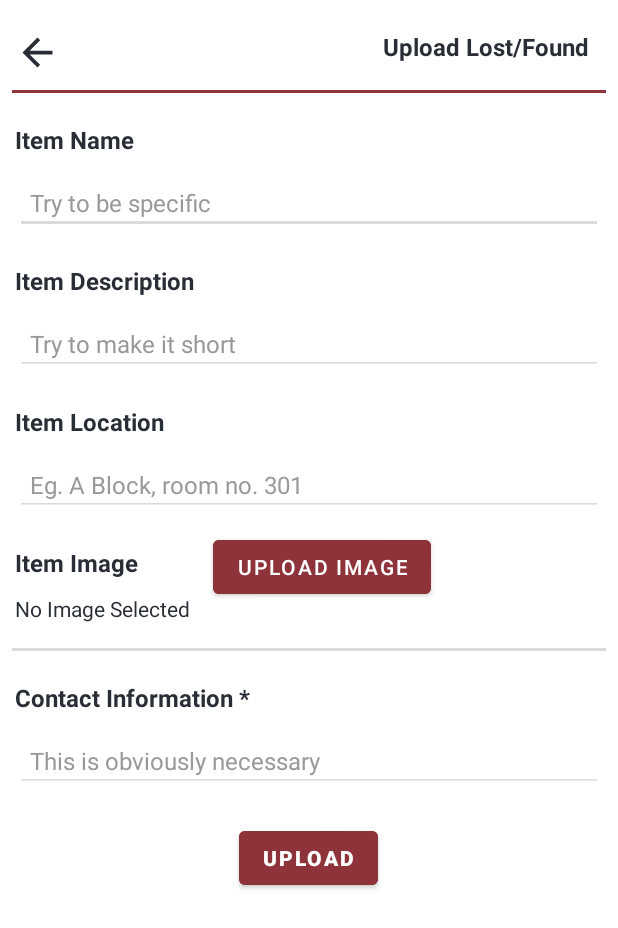
After one commit to ChiragAgg5k/bu-news-android, an Android app: the LostFoundUploadActivity screen opened directly, with no data from a screen before it, on a phone screen of 412 x 824 dp. The commit adds this screen. Shown: the top 928 px of the screen. Run offline under Robolectric (Android 15) with nearby library versions, the phone set to English and light mode, and no system bars; our stand-ins replace Firebase (no records; nobody signed in at launch, a user with empty details on screens opened directly), Picasso; network calls fail; pictures from the network do not load.

Commit message:
almost completed lostfound

```diff
--- a/app/build.gradle
+++ b/app/build.gradle
@@ -11,8 +11,8 @@ android {
         applicationId "com.chiragagg5k.bu_news_android"
         minSdk 29
         targetSdk 33
-        versionCode 9
-        versionName "1.4"
+        versionCode 10
+        versionName "1.5.0"
 
         testInstrumentationRunner "androidx.test.runner.AndroidJUnitRunner"
     }
--- a/app/src/main/AndroidManifest.xml
+++ b/app/src/main/AndroidManifest.xml
@@ -64,6 +64,11 @@
             android:windowSoftInputMode="stateVisible|adjustPan">
         </activity>
 
+        <activity
+            android:name=".LostFoundUploadActivity"
+            android:windowSoftInputMode="adjustResize">
+        </activity>
+
         <service android:name=".NotificationHandler"
             android:enabled="true"
             android:exported="false">
--- a/app/src/main/java/com/chiragagg5k/bu_news_android/DashboardActivity.java
+++ b/app/src/main/java/com/chiragagg5k/bu_news_android/DashboardActivity.java
@@ -105,7 +105,6 @@ public class DashboardActivity extends AppCompatActivity {
         } else {
             sideNavUsername.setText("User");
         }
-
 
         // disabling middle icon
         bottomNavigationView.getMenu().getItem(2).setEnabled(false);
--- /dev/null
+++ b/app/src/main/java/com/chiragagg5k/bu_news_android/LostFoundUploadActivity.java
@@ -0,0 +1,174 @@
+package com.chiragagg5k.bu_news_android;
+
+import android.app.Activity;
+import android.content.ContentResolver;
+import android.content.Intent;
+import android.net.Uri;
+import android.os.Bundle;
+import android.view.View;
+import android.webkit.MimeTypeMap;
+import android.widget.Button;
+import android.widget.EditText;
+import android.widget.ImageView;
+import android.widget.TextView;
+import android.widget.Toast;
+
+import androidx.activity.result.ActivityResultLauncher;
+import androidx.activity.result.contract.ActivityResultContracts;
+import androidx.annotation.NonNull;
+import androidx.annotation.Nullable;
+import androidx.appcompat.app.AppCompatActivity;
+
+import com.chiragagg5k.bu_news_android.objects.LostFoundObject;
+import com.google.android.gms.tasks.OnCompleteListener;
+import com.google.android.gms.tasks.OnFailureListener;
+import com.google.android.gms.tasks.Task;
+import com.google.firebase.database.DatabaseReference;
+import com.google.firebase.database.FirebaseDatabase;
+import com.google.firebase.storage.FirebaseStorage;
+import com.google.firebase.storage.OnProgressListener;
+import com.google.firebase.storage.StorageReference;
+import com.google.firebase.storage.StorageTask;
+import com.google.firebase.storage.UploadTask;
+import com.squareup.picasso.Picasso;
+
+public class LostFoundUploadActivity extends AppCompatActivity {
+
+    ImageView backBtn;
+    EditText title, description,location, contact;
+    TextView selectImageLabel;
+    Button selectImage, upload;
+    DatabaseReference lostFoundDatabase, lostDatabase, foundDatabase;
+    StorageReference storageRef;
+    StorageTask uploadTask;
+    Boolean isLost;
+    Uri imageUri;
+
+    ActivityResultLauncher<Intent> getImageActivityResultLauncher = registerForActivityResult(
+            new ActivityResultContracts.StartActivityForResult(
+
+            ),
+            result -> {
+                if (result.getResultCode() == Activity.RESULT_OK) {
+                    Intent data = result.getData();
+                    if (data != null) {
+                        imageUri = data.getData();
+                        String name = UtilityClass.queryName(getContentResolver(), imageUri);
+                        selectImageLabel.setText(name);
+                    }
+                }
+            });
+
+    @Override
+    protected void onCreate(@Nullable Bundle savedInstanceState) {
+        super.onCreate(savedInstanceState);
+        setContentView(R.layout.activity_upload_lostfound);
+
+        backBtn = findViewById(R.id.back_button);
+        title = findViewById(R.id.lf_upload_item_name);
+        description = findViewById(R.id.lf_upload_item_description);
+        location = findViewById(R.id.lf_upload_item_location);
+        contact = findViewById(R.id.lf_upload_item_contact);
+        selectImage = findViewById(R.id.lf_upload_item_image_button);
+        selectImageLabel = findViewById(R.id.selectedImageLabel);
+        upload = findViewById(R.id.lf_upload_submit_button);
+
+        isLost = getIntent().getBooleanExtra("isLost", false);
+
+        backBtn.setOnClickListener(v -> finish());
+        selectImage.setOnClickListener(v -> selectImage());
+
+        lostFoundDatabase = FirebaseDatabase.getInstance().getReference("lost_found");
+        storageRef = FirebaseStorage.getInstance().getReference("lost_found");
+
+        lostDatabase = lostFoundDatabase.child("lost");
+        foundDatabase = lostFoundDatabase.child("found");
+
+        upload.setOnClickListener(v -> {
+            String titleText = title.getText().toString();
+            String descriptionText = description.getText().toString();
+            String locationText = location.getText().toString();
+            String contactText = contact.getText().toString();
+
+            if (titleText.isEmpty()) {
+                title.setError("Title is required");
+                title.requestFocus();
+                return;
+            }
+
+            if (descriptionText.isEmpty()) {
+                description.setError("Description is required");
+                description.requestFocus();
+                return;
+            }
+
+            if (locationText.isEmpty()) {
+                location.setError("Location is required");
+                location.requestFocus();
+                return;
+            }
+
+            if (imageUri == null) {
+                selectImage.setError("Image is required");
+                selectImage.requestFocus();
+                return;
+            }
+
+            if (contactText.isEmpty()) {
+                contact.setError("Contact is required");
+                contact.requestFocus();
+                return;
+            }
+
+            StorageReference fileReference = storageRef.child(System.currentTimeMillis()
+                    + "." + getFileExtension(imageUri));
+
+
+            uploadTask = fileReference.putFile(imageUri).addOnCompleteListener(task -> {
+                if (task.isSuccessful()) {
+                    fileReference.getDownloadUrl().addOnSuccessListener(uri -> {
+                        String key = lostDatabase.push().getKey();
+                        LostFoundObject lostFoundItem = new LostFoundObject(titleText, descriptionText, locationText, contactText, uri.toString());
+                        assert key != null;
+                        if (isLost)
+                            lostDatabase.child(key).setValue(lostFoundItem);
+                        else
+                            foundDatabase.child(key).setValue(lostFoundItem);
+
+                        Toast.makeText(LostFoundUploadActivity.this, "Upload successful", Toast.LENGTH_SHORT).show();
+                        finish();
+                    }).addOnFailureListener(new OnFailureListener() {
+                        @Override
+                        public void onFailure(@NonNull Exception e) {
+                            Toast.makeText(LostFoundUploadActivity.this, e.getMessage(), Toast.LENGTH_SHORT).show();
+                        }
+                    });
+                }
+            }).addOnProgressListener(snapshot -> {
+                upload.setEnabled(false);
+                upload.setText("Uploading...");
+
+            }).addOnCompleteListener(task -> {
+                upload.setEnabled(true);
+                upload.setText("Upload");
+
+            }).addOnFailureListener(e -> {
+                Toast.makeText(LostFoundUploadActivity.this, e.getMessage(), Toast.LENGTH_SHORT).show();
+                upload.setEnabled(true);
+            });
+        });
+    }
+
+    private void selectImage() {
+        Intent intent = new Intent();
+        intent.setType("image/*");
+        intent.setAction(Intent.ACTION_GET_CONTENT);
+        getImageActivityResultLauncher.launch(intent);
+    }
+
+    private String getFileExtension(Uri uri) {
+        ContentResolver cR = getContentResolver();
+        MimeTypeMap mime = MimeTypeMap.getSingleton();
+        return mime.getExtensionFromMimeType(cR.getType(uri));
+    }
+}
--- a/app/src/main/res/layout/activity_dashboard.xml
+++ b/app/src/main/res/layout/activity_dashboard.xml
@@ -126,7 +126,9 @@
                 android:layout_height="48dp"
                 android:layout_marginBottom="30dp"
                 android:gravity="center"
-                android:text="Made by Team Obsidian" />
+                android:textSize="13sp"
+                android:text="Made by Team Obsidian\nver. 1.5.0" />
+
         </LinearLayout>
 
 
--- /dev/null
+++ b/app/src/main/res/layout/activity_upload_lostfound.xml
@@ -0,0 +1,211 @@
+<?xml version="1.0" encoding="utf-8"?>
+<ScrollView xmlns:android="http://schemas.android.com/apk/res/android"
+    xmlns:app="http://schemas.android.com/apk/res-auto"
+    android:layout_width="match_parent"
+    android:layout_height="match_parent">
+
+    <RelativeLayout
+        android:layout_width="match_parent"
+        android:layout_height="wrap_content">
+
+        <RelativeLayout
+            android:id="@+id/lf_upload_header"
+            android:layout_width="match_parent"
+            android:layout_height="wrap_content"
+            android:layout_marginTop="10dp"
+            android:padding="10dp">
+
+            <ImageView
+                android:id="@+id/back_button"
+                android:layout_width="30dp"
+                android:layout_height="30dp"
+                android:contentDescription="@string/back_button"
+                android:src="@drawable/arrow_back_white"
+                app:tint="@color/textColor" />
+
+            <TextView
+                android:layout_width="wrap_content"
+                android:layout_height="wrap_content"
+                android:layout_alignParentEnd="true"
+                android:layout_marginEnd="10dp"
+                android:layout_toEndOf="@+id/back_button"
+                android:text="Upload Lost/Found"
+                android:textAlignment="textEnd"
+                android:textSize="16sp"
+                android:textStyle="bold" />
+
+        </RelativeLayout>
+
+        <View
+            android:id="@+id/lf_upload_divider"
+            android:layout_width="match_parent"
+            android:layout_height="2dp"
+            android:layout_below="@id/lf_upload_header"
+            android:layout_marginHorizontal="8dp"
+            android:backgroundTint="@color/colorPrimaryDark" />
+
+        <TextView
+            android:id="@+id/lf_upload_item_name_label"
+            android:layout_width="match_parent"
+            android:layout_height="wrap_content"
+            android:layout_below="@id/lf_upload_divider"
+            android:layout_marginHorizontal="10dp"
+            android:layout_marginTop="20dp"
+            android:text="Item Name"
+            android:textSize="16sp"
+            android:textStyle="bold" />
+
+        <EditText
+            android:id="@+id/lf_upload_item_name"
+            android:layout_width="match_parent"
+            android:layout_height="wrap_content"
+            android:layout_below="@id/lf_upload_item_name_label"
+            android:layout_marginHorizontal="10dp"
+            android:layout_marginTop="10dp"
+            android:backgroundTint="@color/backgroundColorDark"
+            android:hint="Try to be specific"
+            android:inputType="text"
+            android:maxLength="20"
+            android:padding="10dp"
+            android:textColor="@color/textColor"
+            android:textSize="16sp" />
+
+        <TextView
+            android:id="@+id/lf_upload_item_description_label"
+            android:layout_width="match_parent"
+            android:layout_height="wrap_content"
+            android:layout_below="@id/lf_upload_item_name"
+            android:layout_marginHorizontal="10dp"
+            android:layout_marginTop="20dp"
+            android:text="Item Description"
+            android:textSize="16sp"
+            android:textStyle="bold" />
+
+        <EditText
+            android:id="@+id/lf_upload_item_description"
+            android:layout_width="match_parent"
+            android:layout_height="wrap_content"
+            android:layout_below="@id/lf_upload_item_description_label"
+            android:layout_marginHorizontal="10dp"
+            android:layout_marginTop="10dp"
+            android:backgroundTint="@color/backgroundColorDark"
+            android:hint="Try to make it short"
+            android:inputType="text"
+            android:maxLength="30"
+            android:padding="10dp"
+            android:textColor="@color/textColor"
+            android:textSize="16sp" />
+
+        <TextView
+            android:id="@+id/lf_upload_item_location_label"
+            android:layout_width="match_parent"
+            android:layout_height="wrap_content"
+            android:layout_below="@id/lf_upload_item_description"
+            android:layout_marginHorizontal="10dp"
+            android:layout_marginTop="20dp"
+            android:text="Item Location"
+            android:textSize="16sp"
+            android:textStyle="bold" />
+
+        <EditText
+            android:id="@+id/lf_upload_item_location"
+            android:layout_width="match_parent"
+            android:layout_height="wrap_content"
+            android:layout_below="@id/lf_upload_item_location_label"
+            android:layout_marginHorizontal="10dp"
+            android:layout_marginTop="10dp"
+            android:backgroundTint="@color/backgroundColorDark"
+            android:hint="Eg. A Block, room no. 301"
+            android:inputType="text"
+            android:maxLength="30"
+            android:padding="10dp"
+            android:textColor="@color/textColor"
+            android:textSize="16sp" />
+
+        <TextView
+            android:id="@+id/lf_upload_item_image_label"
+            android:layout_width="wrap_content"
+            android:layout_height="wrap_content"
+            android:layout_below="@id/lf_upload_item_location"
+            android:layout_marginHorizontal="10dp"
+            android:layout_marginTop="20dp"
+            android:text="Item Image"
+            android:textSize="16sp"
+            android:textStyle="bold" />
+
+        <TextView
+            android:layout_width="wrap_content"
+            android:layout_height="wrap_content"
+            android:layout_below="@+id/lf_upload_item_image_label"
+            android:layout_marginHorizontal="10dp"
+            android:layout_marginTop="10dp"
+            android:id="@+id/selectedImageLabel"
+            android:text="No Image Selected"
+            android:textColor="@color/textColor"
+            />
+
+        <Button
+            android:id="@+id/lf_upload_item_image_button"
+            android:layout_width="wrap_content"
+            android:layout_height="wrap_content"
+            android:layout_below="@+id/lf_upload_item_location"
+            android:layout_marginHorizontal="40dp"
+            android:layout_marginTop="10dp"
+            android:layout_toRightOf="@id/lf_upload_item_image_label"
+            android:backgroundTint="@color/colorPrimaryDark"
+            android:text="Upload Image"
+            android:textColor="@color/white" />
+
+        <View
+            android:id="@+id/lf_upload_item_image_divider"
+            android:layout_width="match_parent"
+            android:layout_height="2dp"
+            android:layout_below="@id/lf_upload_item_image_button"
+            android:layout_marginHorizontal="8dp"
+            android:layout_marginTop="30dp"
+            android:backgroundTint="@color/backgroundColorDark" />
+
+
+        <TextView
+            android:id="@+id/lf_upload_item_contact_label"
+            android:layout_width="match_parent"
+            android:layout_height="wrap_content"
+            android:layout_below="@id/lf_upload_item_image_divider"
+            android:layout_marginHorizontal="10dp"
+            android:layout_marginTop="20dp"
+            android:text="Contact Information *"
+            android:textSize="16sp"
+            android:textStyle="bold" />
+
+        <EditText
+            android:id="@+id/lf_upload_item_contact"
+            android:layout_width="match_parent"
+            android:layout_height="wrap_content"
+            android:layout_below="@id/lf_upload_item_contact_label"
+            android:layout_marginHorizontal="10dp"
+            android:layout_marginTop="10dp"
+            android:backgroundTint="@color/backgroundColorDark"
+            android:hint="This is obviously necessary"
+            android:inputType="number"
+            android:padding="10dp"
+            android:textColor="@color/textColor"
+            android:textSize="16sp" />
+
+        <Button
+            android:id="@+id/lf_upload_submit_button"
+            android:layout_width="wrap_content"
+            android:layout_height="wrap_content"
+            android:layout_below="@id/lf_upload_item_contact"
+            android:layout_centerHorizontal="true"
+            android:layout_marginHorizontal="10dp"
+            android:layout_marginTop="20dp"
+            android:layout_marginBottom="30dp"
+            android:backgroundTint="@color/colorPrimaryDark"
+            android:text="Upload"
+            android:textColor="@color/white"
+            android:textStyle="bold" />
+
+
+    </RelativeLayout>
+
+</ScrollView>
```
Also changed, not shown: app/src/main/java/com/chiragagg5k/bu_news_android/FoundFragment.java (+48 -2 lines), app/src/main/java/com/chiragagg5k/bu_news_android/LostFragment.java (+42 -8 lines), app/src/main/java/com/chiragagg5k/bu_news_android/adaptors/LostFoundAdaptor.java (+11 -1 lines), app/src/main/java/com/chiragagg5k/bu_news_android/objects/LostFoundObject.java (+31 -4 lines), app/src/main/res/layout/activity_add_event.xml (+4 -4 lines), app/src/main/res/layout/lost_found_card_item.xml (+12 -1 lines), app/src/main/res/drawable/bunews_logo.png.
